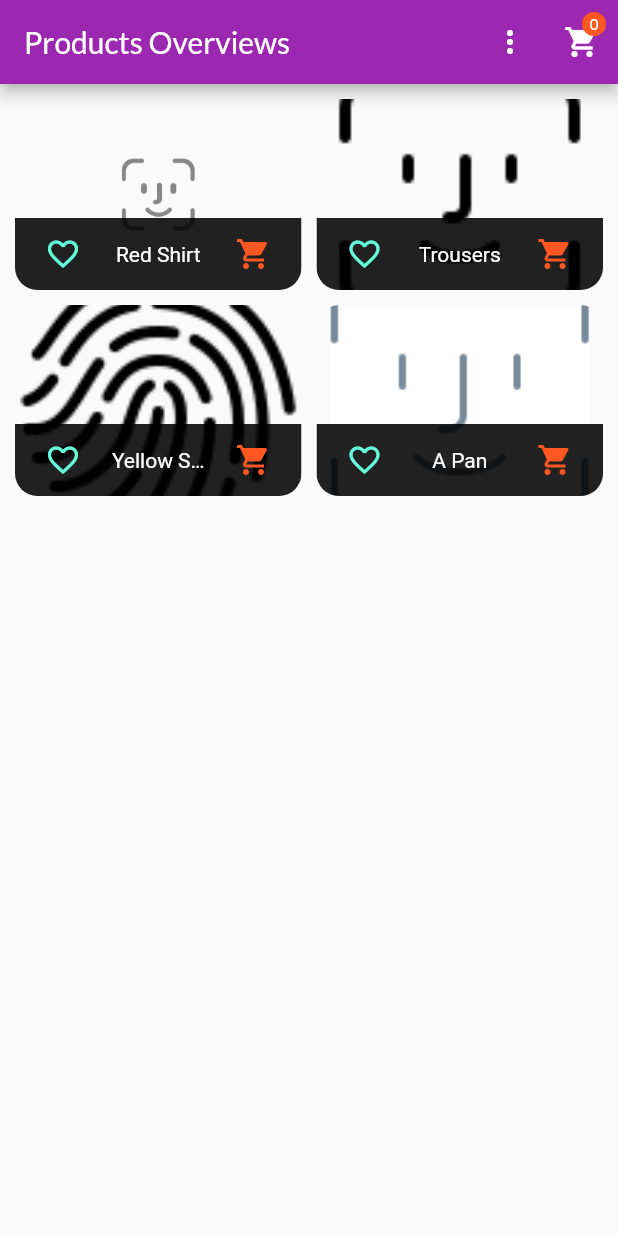
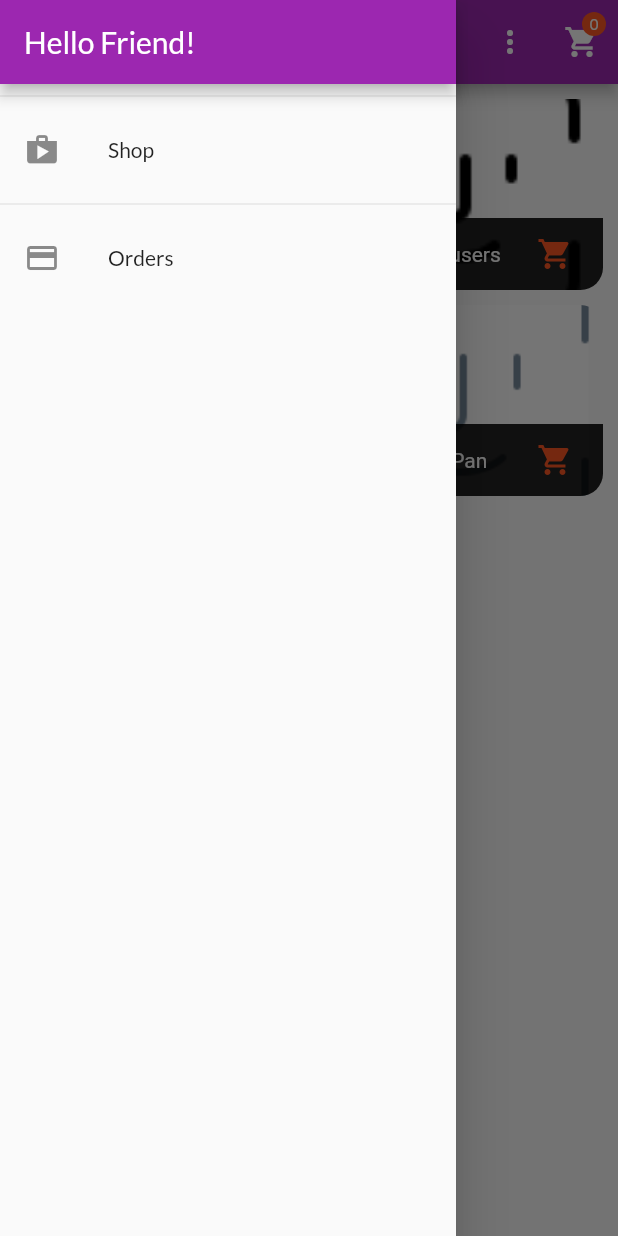
Before and after one commit to Tary-nan/build_adroid, a Flutter app: the screen it shows after launch, with the side drawer open (before the commit the screen has no drawer), on a phone screen of 412 x 824 dp. Run offline on Flutter 3.47's test engine with Material 2 defaults, Android fonts, the phone set to English and light mode, and no system bars; our stand-ins replace get_it, rxdart; missing offline and left inert: sprinkle.

Commit message:
finsh folder 8

```diff
--- a/lib/StateManagement/FeatureProviders/orders.dart
+++ b/lib/StateManagement/FeatureProviders/orders.dart
@@ -2,23 +2,40 @@ import 'package:buildadroid/StateManagement/FeatureProviders/cart.dart';
 import 'package:flutter/foundation.dart';
 
 class OrdersItem with ChangeNotifier {
-  OrdersItem({@required this.id, @required this.cartItem, @required this.amount, @required this.dateTime});
-
 
   final String id;
   final List<CartItem> cartItem;
   final double amount;
   final DateTime dateTime;
 
+  OrdersItem({
+    @required this.id,
+    @required this.cartItem,
+    @required this.amount,
+    @required this.dateTime});
 }
 
-class Order with ChangeNotifier {
+class Orders with ChangeNotifier {
 
   List<OrdersItem> _orders = [];
   List<OrdersItem> get orders => [..._orders];
 
+  bool _expanded = false;
+  bool get expanded$ => _expanded;
+
+  void togglexpanded(){
+    _expanded = !_expanded;
+    notifyListeners();
+  }
+
   void addOrder({List<CartItem> carts, double amount}){
-    _orders.insert(0, OrdersItem(id: DateTime.now().toString(),cartItem: carts, amount: amount, dateTime: DateTime.now() ));
+    _orders.insert(0, OrdersItem(
+        id: DateTime.now().toString(),
+        cartItem: carts,
+        amount: amount,
+        dateTime: DateTime.now()
+        )
+      );
     notifyListeners();
   }
 
--- /dev/null
+++ b/lib/StateManagement/Screens/order_Screen.dart
@@ -0,0 +1,28 @@
+import 'package:buildadroid/StateManagement/FeatureProviders/orders.dart';
+import 'package:buildadroid/StateManagement/Widgets/app_drawer.dart';
+import 'package:buildadroid/StateManagement/Widgets/order_item.dart' show OrderItem;
+import 'package:flutter/material.dart';
+import 'package:provider/provider.dart';
+
+class OrdersScreen extends StatelessWidget {
+  static const routeName = '/orders';
+
+  @override
+  Widget build(BuildContext context) {
+
+    final command = Provider.of<Orders>(context);
+    return Scaffold(
+      appBar: AppBar(
+        title: Text('Your Orders'),
+      ),
+      drawer: AppDrawer(),
+      body: ListView.builder(
+        itemCount: command.orders.length,
+        itemBuilder: (context, index)=> ChangeNotifierProvider.value(
+          value: command.orders[index],
+          child: OrderItem())),
+
+
+    );
+  }
+}
--- a/lib/StateManagement/Screens/product_overviews_screen.dart
+++ b/lib/StateManagement/Screens/product_overviews_screen.dart
@@ -1,6 +1,7 @@
 import 'package:buildadroid/StateManagement/FeatureProviders/cart.dart';
 import 'package:buildadroid/StateManagement/FeatureProviders/provider.dart';
 import 'package:buildadroid/StateManagement/Screens/cart_screen.dart';
+import 'package:buildadroid/StateManagement/Widgets/app_drawer.dart';
 import 'package:buildadroid/StateManagement/Widgets/badge.dart';
 import 'package:buildadroid/StateManagement/Widgets/products_grid.dart';
 import 'package:flutter/material.dart';
@@ -15,9 +16,10 @@ class ProductOverviewsScreen extends StatelessWidget {
   Widget build(BuildContext context) {
 
     final manager = Provider.of<Products>(context,);
-    final cart = Provider.of<Cart>(context, listen: false);
+    //final cart = Provider.of<Cart>(context, listen: false);
 
     return  Scaffold(
+      drawer: AppDrawer(),
       appBar: AppBar(
         title:Text('Products Overviews'),
         actions: <Widget>[
--- /dev/null
+++ b/lib/StateManagement/Widgets/app_drawer.dart
@@ -0,0 +1,35 @@
+import 'package:buildadroid/StateManagement/Screens/order_Screen.dart';
+import 'package:flutter/material.dart';
+
+class AppDrawer extends StatelessWidget {
+  @override
+  Widget build(BuildContext context) {
+    return Drawer(
+      child: Column(
+        children: <Widget>[
+          AppBar(
+            title: Text('Hello Friend!'),
+            automaticallyImplyLeading: false,
+          ),
+          Divider(),
+          ListTile(
+            leading: Icon(Icons.shop),
+            title: Text('Shop'),
+            onTap: () {
+              Navigator.of(context).pushReplacementNamed('/');
+            },
+          ),
+          Divider(),
+          ListTile(
+            leading: Icon(Icons.payment),
+            title: Text('Orders'),
+            onTap: () {
+              Navigator.of(context)
+                  .pushReplacementNamed(OrdersScreen.routeName);
+            },
+          ),
+        ],
+      ),
+    );
+  }
+}
--- a/lib/StateManagement/main.dart
+++ b/lib/StateManagement/main.dart
@@ -1,6 +1,8 @@
 import 'package:buildadroid/StateManagement/FeatureProviders/cart.dart';
+import 'package:buildadroid/StateManagement/FeatureProviders/orders.dart';
 import 'package:buildadroid/StateManagement/FeatureProviders/provider.dart';
 import 'package:buildadroid/StateManagement/Screens/cart_screen.dart';
+import 'package:buildadroid/StateManagement/Screens/order_Screen.dart';
 import 'package:buildadroid/StateManagement/Screens/product_detail_screen.dart';
 import 'package:buildadroid/StateManagement/Screens/product_overviews_screen.dart';
 import 'package:flutter/material.dart';
@@ -13,6 +15,7 @@ class MyAppStateManagement extends StatelessWidget {
       providers: [
         ChangeNotifierProvider.value(value: Products()),
         ChangeNotifierProvider.value(value: Cart()),
+        ChangeNotifierProvider.value(value: Orders()),
       ],
       child: MaterialApp(
         title: "My boutic shop",
@@ -23,6 +26,7 @@ class MyAppStateManagement extends StatelessWidget {
           '/': (context)=> ProductOverviewsScreen(),
           ProductDetailScreen.routeName : (context)=> ProductDetailScreen(),
           CartScreen.routeName : (context)=> CartScreen(),
+          OrdersScreen.routeName : (context)=> OrdersScreen(),
         },
         theme: ThemeData(
           primaryColor: Colors.purple,
```
Also changed, not shown: lib/StateManagement/Screens/cart_screen.dart (+7 -4 lines), lib/StateManagement/Widgets/order_item.dart (added, +60 -0 lines).
